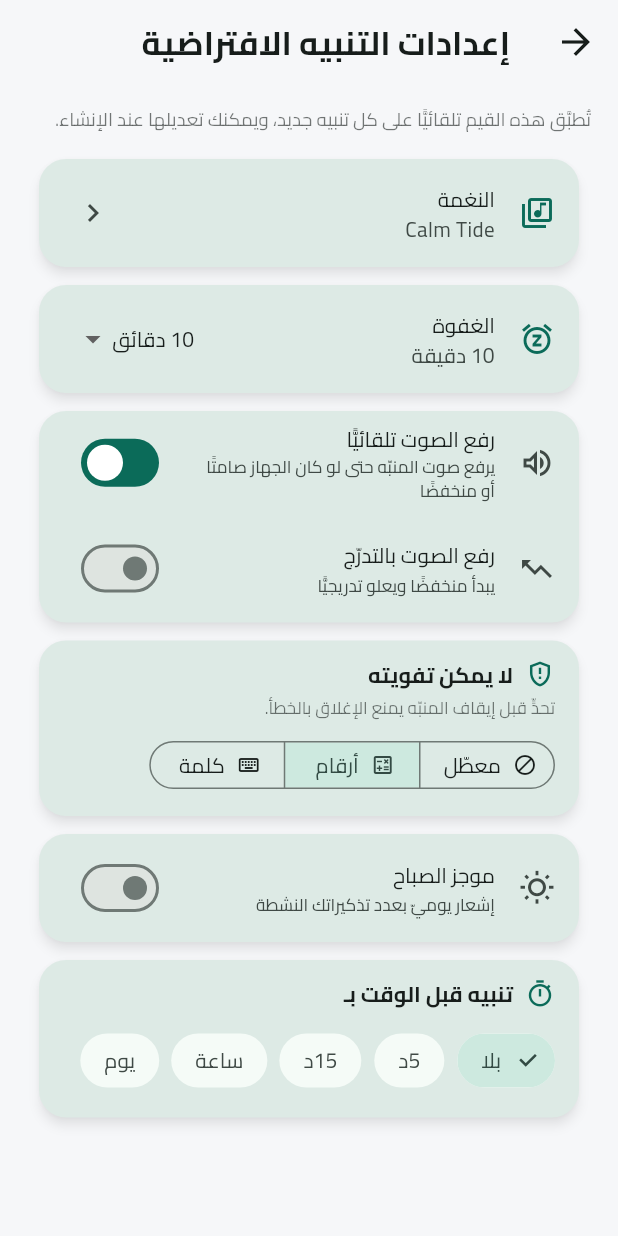
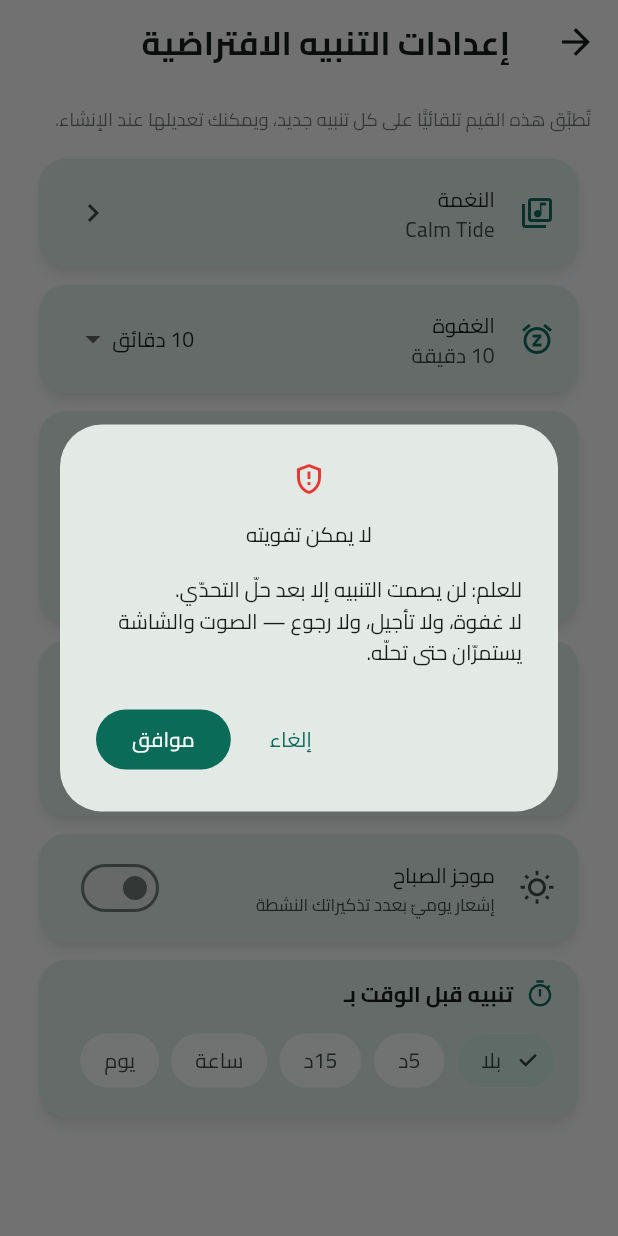
Before and after one commit to alaoufi/Alarm, a Flutter app: the ReminderDefaultsScreen screen opened directly, after a tap on "أرقام", on a phone screen of 412 x 824 dp. Run offline on Flutter 3.47's test engine with Material 3 defaults, Android fonts, the phone set to English and light mode, and no system bars; drawn by our look-alikes of dynamic_color; our stand-ins replace audioplayers, device_info_plus, file_picker, flutter_colorpicker, flutter_local_notifications, flutter_secure_storage and 14 more; missing offline and left inert: android_id, cryptography, encrypt, extension_google_sign_in_as_googleapis_auth, flutter_quill, googleapis and 2 more; accounts and stored records are empty; project files that could hold a hidden picture were left out.

Commit message:
تحذير وموافقة عند تفعيل «لا يمكن تفويته»
- عند اختيار «لا يُفوَّت» (أرقام/كلمة من معطّل) تظهر رسالة:
  «للعلم: لن يصمت التنبيه إلا بعد حلّ التحدّي — لا غفوة ولا تأجيل ولا رجوع»
  مع زرّي موافق/إلغاء؛ لا يُفعَّل إلا بالموافقة.
- مساعد مشترك selectDismissChallenge مربوط في الإعدادات الافتراضية
  والإعدادات واختبار الموثوقية. التبديل بين أرقام/كلمة أو الإيقاف لا يحذّر.

Co-Authored-By: Claude Opus 4.8 <noreply@anthropic.com>
Claude-Session: https://claude.ai/code/session_01BxxEJmdvHg3JWaFnm8CD2M

```diff
--- /dev/null
+++ b/lib/features/reminders/dismiss_challenge_prompt.dart
@@ -0,0 +1,34 @@
+import 'package:flutter/material.dart';
+
+import '../settings/settings_provider.dart';
+
+/// عند تفعيل وضع «لا يُفوَّت» (الانتقال من «معطّل» إلى أرقام/كلمة) نعرض تحذيرًا
+/// صريحًا ونطلب الموافقة قبل الحفظ. التبديل بين أرقام/كلمة أو الإيقاف لا يحذّر.
+Future<void> selectDismissChallenge(
+    BuildContext context, SettingsProvider st, int value) async {
+  final turningOn = value != 0 && st.dismissChallenge == 0;
+  if (turningOn) {
+    final ok = await showDialog<bool>(
+      context: context,
+      builder: (ctx) => AlertDialog(
+        icon: const Icon(Icons.gpp_maybe_outlined, color: Color(0xFFE53935)),
+        title: const Text('لا يمكن تفويته'),
+        content: const Text(
+          'للعلم: لن يصمت التنبيه إلا بعد حلّ التحدّي.\n'
+          'لا غفوة، ولا تأجيل، ولا رجوع — الصوت والشاشة يستمرّان حتى تحلّه.',
+          style: TextStyle(height: 1.5),
+        ),
+        actions: [
+          TextButton(
+              onPressed: () => Navigator.pop(ctx, false),
+              child: const Text('إلغاء')),
+          FilledButton(
+              onPressed: () => Navigator.pop(ctx, true),
+              child: const Text('موافق')),
+        ],
+      ),
+    );
+    if (ok != true) return;
+  }
+  await st.setDismissChallenge(value);
+}
--- a/lib/features/reminders/reliability_test_screen.dart
+++ b/lib/features/reminders/reliability_test_screen.dart
@@ -6,6 +6,7 @@ import '../../services/alarm_volume.dart';
 import '../../services/notification_service.dart';
 import '../settings/settings_provider.dart';
 import 'alarm_permissions.dart';
+import 'dismiss_challenge_prompt.dart';
 
 /// شاشة «اختبار الموثوقية»: تتأكّد من أن الإشعارات والمنبّه يعملان فعليًّا على
 /// الجهاز — إشعار فوري + منبّه حرج مجدول + تشخيص أذونات (إشعارات/منبّه دقيق).
@@ -274,7 +275,7 @@ class _ReliabilityTestScreenState extends State<ReliabilityTestScreen> {
                     ],
                     selected: {settings.dismissChallenge},
                     onSelectionChanged: (v) =>
-                        settings.setDismissChallenge(v.first),
+                        selectDismissChallenge(context, settings, v.first),
                   ),
                 ],
               ),
--- a/lib/features/reminders/reminder_defaults_screen.dart
+++ b/lib/features/reminders/reminder_defaults_screen.dart
@@ -5,6 +5,7 @@ import '../../core/l10n/app_strings.dart';
 import '../../services/notification_service.dart';
 import '../settings/settings_provider.dart';
 import '../sounds/sound_library_screen.dart';
+import 'dismiss_challenge_prompt.dart';
 import 'reminder_helpers.dart';
 import 'reminders_provider.dart';
 
@@ -144,7 +145,7 @@ class ReminderDefaultsScreen extends StatelessWidget {
                     ],
                     selected: {st.dismissChallenge},
                     onSelectionChanged: (v) =>
-                        st.setDismissChallenge(v.first),
+                        selectDismissChallenge(context, st, v.first),
                   ),
                 ],
               ),
--- a/lib/features/settings/settings_screen.dart
+++ b/lib/features/settings/settings_screen.dart
@@ -11,6 +11,7 @@ import '../../services/update_service.dart';
 import '../backup/backup_screen.dart';
 import '../backup/daily_backup_switch.dart';
 import '../help/help_guide_screen.dart';
+import '../reminders/dismiss_challenge_prompt.dart';
 import '../reminders/reminder_defaults_screen.dart';
 import '../reminders/reliability_test_screen.dart';
 import '../security/security_settings_screen.dart';
@@ -383,7 +384,8 @@ class SettingsScreen extends StatelessWidget {
                   icon: Icon(Icons.keyboard_outlined, size: 16)),
             ],
             selected: {st.dismissChallenge},
-            onSelectionChanged: (v) => st.setDismissChallenge(v.first),
+            onSelectionChanged: (v) =>
+                selectDismissChallenge(context, st, v.first),
           ),
         ),
       ),
```
